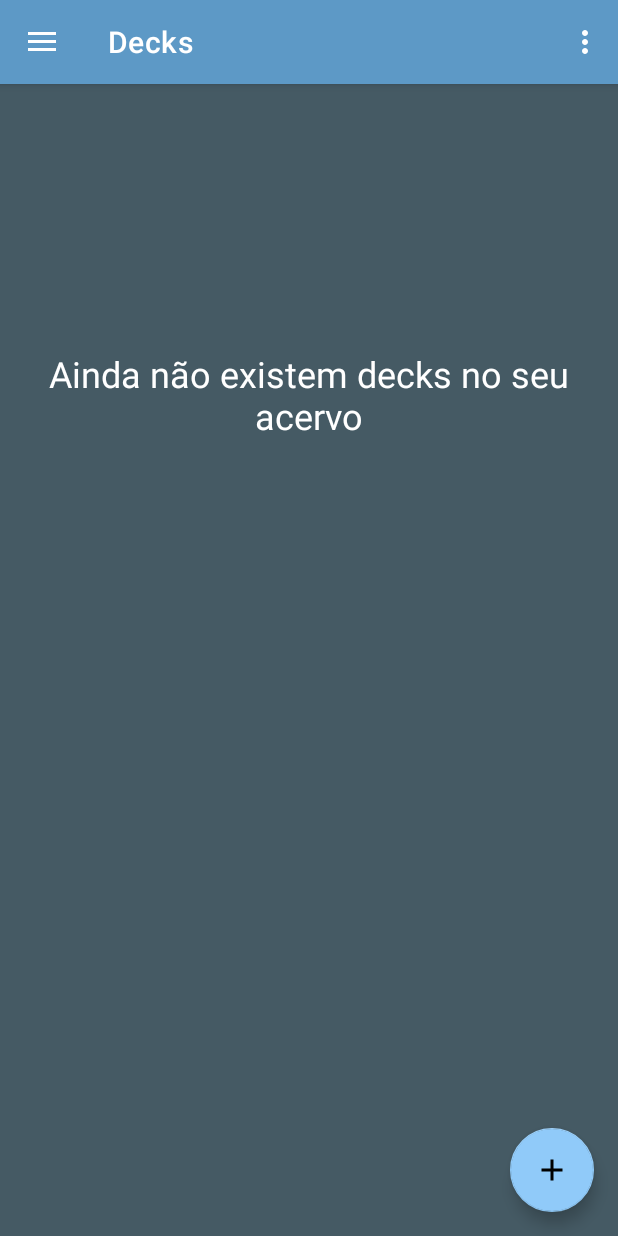
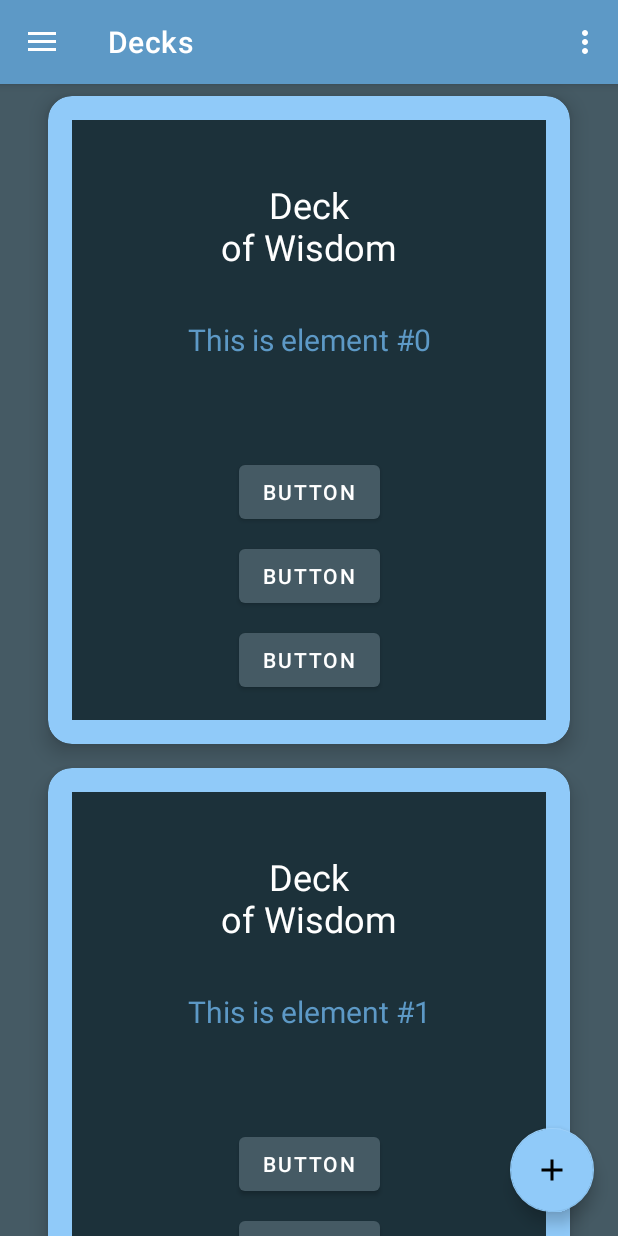
Before and after one commit to nikolasFreitas/cards-for-smarts, an Android app: the screen it shows after launch (MainActivity), after a tap on "Decks", on a phone screen of 412 x 824 dp. Run offline under Robolectric (Android 15) with nearby library versions, the phone set to English and light mode, and no system bars; our stand-ins replace navigation-ui.

Commit message:
:sparkles: Add recycle view to deckFragment

```diff
--- a/app/src/main/java/com/example/cardsforsmarts/data/entity/Deck.java
+++ b/app/src/main/java/com/example/cardsforsmarts/data/entity/Deck.java
@@ -9,4 +9,8 @@ public class Deck {
     @PrimaryKey
     public int id;
 
+    public String name;
+    public Float lastScore;
+    public boolean touched = false;
+    public int totalCards = 0;
 }
--- /dev/null
+++ b/app/src/main/java/com/example/cardsforsmarts/ui/deck/DeckAdapter.java
@@ -0,0 +1,54 @@
+package com.example.cardsforsmarts.ui.deck;
+
+import android.view.LayoutInflater;
+import android.view.View;
+import android.view.ViewGroup;
+import android.widget.TextView;
+
+import androidx.annotation.NonNull;
+import androidx.recyclerview.widget.RecyclerView;
+
+import com.example.cardsforsmarts.R;
+import com.example.cardsforsmarts.databinding.AdapterCardDeckBinding;
+
+public class DeckAdapter extends RecyclerView.Adapter<DeckAdapter.ViewHolder> {
+    private String[] deckList;
+
+    public DeckAdapter(String[] localDataSet) {
+        this.deckList = localDataSet;
+    }
+
+    @NonNull
+    @Override
+    public ViewHolder onCreateViewHolder(@NonNull ViewGroup parent, int viewType) {
+        AdapterCardDeckBinding binding =  AdapterCardDeckBinding.inflate(LayoutInflater.from(parent.getContext()), parent, false);
+        View view = binding.getRoot();
+        return new ViewHolder(binding);
+    }
+
+    @Override
+    public void onBindViewHolder(@NonNull ViewHolder holder, int position) {
+        holder.getTextView().setText(deckList[position]);
+    }
+
+    @Override
+    public int getItemCount() {
+        return deckList.length;
+    }
+
+
+    public static class ViewHolder extends RecyclerView.ViewHolder {
+        private final TextView textView;
+
+        public ViewHolder(AdapterCardDeckBinding binding) {
+            super(binding.getRoot());
+
+            textView = binding.textViewDeckName;
+        }
+
+        public TextView getTextView() {
+            return textView;
+        }
+    }
+
+}
--- a/app/src/main/java/com/example/cardsforsmarts/ui/deck/DeckFragment.java
+++ b/app/src/main/java/com/example/cardsforsmarts/ui/deck/DeckFragment.java
@@ -7,6 +7,8 @@ import androidx.fragment.app.Fragment;
 import androidx.navigation.NavController;
 import androidx.navigation.NavDirections;
 import androidx.navigation.Navigation;
+import androidx.recyclerview.widget.LinearLayoutManager;
+import androidx.recyclerview.widget.RecyclerView;
 
 import android.view.LayoutInflater;
 import android.view.View;
@@ -18,51 +20,20 @@ import com.example.cardsforsmarts.R;
 import com.example.cardsforsmarts.databinding.FragmentDeckBinding;
 import com.google.android.material.floatingactionbutton.FloatingActionButton;
 
-/**
- * A simple {@link Fragment} subclass.
- * Use the {@link DeckFragment#newInstance} factory method to
- * create an instance of this fragment.
- */
 public class DeckFragment extends Fragment {
     private FragmentDeckBinding binding;
-
-    // TODO: Rename parameter arguments, choose names that match
-    // the fragment initialization parameters, e.g. ARG_ITEM_NUMBER
-    private static final String ARG_PARAM1 = "param1";
-    private static final String ARG_PARAM2 = "param2";
-
-    // TODO: Rename and change types of parameters
-    private String mParam1;
-    private String mParam2;
+    private String[] mDataset = {};
 
     public DeckFragment() {
         // Required empty public constructor
+        initDataset();
     }
 
-    /**
-     * Use this factory method to create a new instance of
-     * this fragment using the provided parameters.
-     *
-     * @param param1 Parameter 1.
-     * @param param2 Parameter 2.
-     * @return A new instance of fragment Deck.
-     */
-    // TODO: Rename and change types and number of parameters
-    public static DeckFragment newInstance(String param1, String param2) {
-        DeckFragment fragment = new DeckFragment();
-        Bundle args = new Bundle();
-        args.putString(ARG_PARAM1, param1);
-        args.putString(ARG_PARAM2, param2);
-        fragment.setArguments(args);
-        return fragment;
-    }
-
-    @Override
-    public void onCreate(Bundle savedInstanceState) {
-        super.onCreate(savedInstanceState);
-        if (getArguments() != null) {
-            mParam1 = getArguments().getString(ARG_PARAM1);
-            mParam2 = getArguments().getString(ARG_PARAM2);
+    private void initDataset() {
+        int totalItems = 13;
+        mDataset = new String[totalItems];
+        for (int i = 0; i < totalItems; i++) {
+            mDataset[i] = "This is element #" + i;
         }
     }
 
@@ -73,8 +44,17 @@ public class DeckFragment extends Fragment {
         binding.textViewEmptyMessage.setVisibility(View.VISIBLE);
         FloatingActionButton fab = binding.fabAddDeck;
         attachFabListener(fab);
+        initRecycleView();
         // Inflate the layout for this fragment
         return binding.getRoot();
+    }
+
+    private void initRecycleView() {
+        RecyclerView recyclerView = binding.recyclerViewDeckList;
+        LinearLayoutManager layoutManager = new LinearLayoutManager(getActivity());
+
+        recyclerView.setAdapter(new DeckAdapter(mDataset));
+        recyclerView.setLayoutManager(layoutManager);
     }
 
     private void attachFabListener(FloatingActionButton button) {
--- /dev/null
+++ b/app/src/main/res/layout/adapter_card_deck.xml
@@ -0,0 +1,80 @@
+<?xml version="1.0" encoding="utf-8"?>
+<androidx.cardview.widget.CardView xmlns:android="http://schemas.android.com/apk/res/android"
+    xmlns:app="http://schemas.android.com/apk/res-auto"
+    xmlns:tools="http://schemas.android.com/tools"
+    android:layout_width="match_parent"
+    android:layout_height="wrap_content"
+    android:layout_marginVertical="8dp"
+    android:layout_marginHorizontal="32dp"
+    app:cardBackgroundColor="@color/secondary"
+    app:cardCornerRadius="16dp"
+    app:cardElevation="8dp"
+    app:contentPadding="16dp">
+
+    <androidx.constraintlayout.widget.ConstraintLayout
+        android:layout_width="match_parent"
+        android:layout_height="match_parent"
+        android:background="@color/primary_dark"
+        android:paddingVertical="16dp">
+
+        <TextView
+            android:id="@+id/textView_deck_title"
+            android:layout_width="0dp"
+            android:layout_height="wrap_content"
+            android:layout_marginTop="24dp"
+            android:gravity="center"
+            android:text="@string/title_deck_of_wisdom"
+            android:textColor="@color/primary_text"
+            android:textSize="24sp"
+            app:layout_constraintEnd_toEndOf="parent"
+            app:layout_constraintStart_toStartOf="parent"
+            app:layout_constraintTop_toTopOf="parent" />
+
+        <TextView
+            android:id="@+id/textView_deck_name"
+            android:layout_width="wrap_content"
+            android:layout_height="wrap_content"
+            android:layout_marginTop="32dp"
+            android:text="Power BI"
+            android:textAlignment="center"
+            android:textColor="@color/secondary_dark"
+            android:textSize="20sp"
+            app:layout_constraintEnd_toEndOf="parent"
+            app:layout_constraintStart_toStartOf="parent"
+            app:layout_constraintTop_toBottomOf="@+id/textView_deck_title" />
+
+        <Button
+            android:id="@+id/button_deck_edit"
+            android:layout_width="wrap_content"
+            android:layout_height="wrap_content"
+            android:layout_marginTop="64dp"
+            android:text="Button"
+            app:layout_constraintEnd_toEndOf="parent"
+            app:layout_constraintHorizontal_bias="0.5"
+            app:layout_constraintStart_toStartOf="parent"
+            app:layout_constraintTop_toBottomOf="@+id/textView_deck_name" />
+
+        <Button
+            android:id="@+id/button_deck_delete"
+            android:layout_width="wrap_content"
+            android:layout_height="wrap_content"
+            android:layout_marginTop="8dp"
+            android:text="Button"
+            app:layout_constraintEnd_toEndOf="parent"
+            app:layout_constraintHorizontal_bias="0.5"
+            app:layout_constraintStart_toStartOf="parent"
+            app:layout_constraintTop_toBottomOf="@+id/button_deck_edit" />
+
+        <Button
+            android:id="@+id/button_deck_start"
+            android:layout_width="wrap_content"
+            android:layout_height="wrap_content"
+            android:layout_marginTop="8dp"
+            android:text="Button"
+            app:layout_constraintEnd_toEndOf="parent"
+            app:layout_constraintHorizontal_bias="0.5"
+            app:layout_constraintStart_toStartOf="parent"
+            app:layout_constraintTop_toBottomOf="@+id/button_deck_delete" />
+    </androidx.constraintlayout.widget.ConstraintLayout>
+
+</androidx.cardview.widget.CardView>
```
